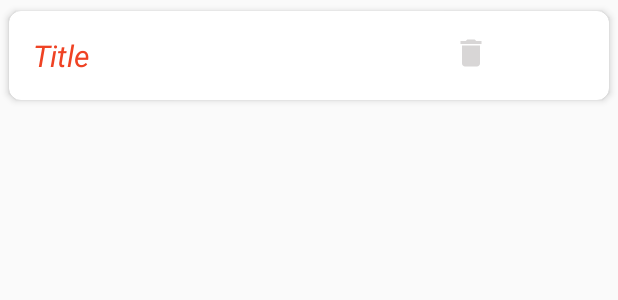
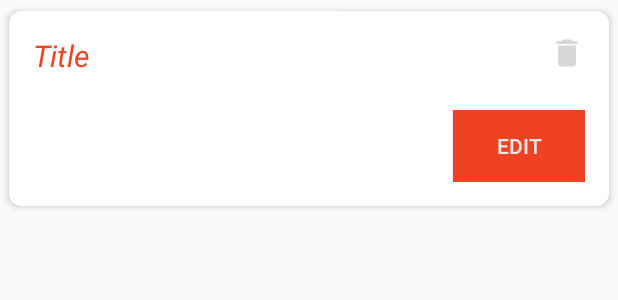
Before and after one commit to shopocus/ecommerce-calculator-app, an Android app: the layout title_rows.xml on its own in the app's theme, with its tools: preview values and no code run, on a phone screen of 412 x 824 dp. Shown: the top 300 px of the screen. Run offline under Robolectric (Android 15) with nearby library versions, the phone set to English and light mode, and no system bars; network calls fail.

Commit message:
update save data's title

```diff
--- a/app/src/main/java/com/ecommerce/calculator/fragments/saved.java
+++ b/app/src/main/java/com/ecommerce/calculator/fragments/saved.java
@@ -14,6 +14,7 @@ import com.ecommerce.calculator.adapter.TitleAdapter;
 import com.ecommerce.calculator.R;
 import java.util.List;
 import com.ecommerce.calculator.api.RetrofitClient;
+import com.ecommerce.calculator.models.DeleteDataResponse;
 import com.ecommerce.calculator.models.savedTitleResponse;
 import com.ecommerce.calculator.storage.SharedPrefManager;
 import androidx.annotation.NonNull;
@@ -93,6 +94,6 @@ public class saved extends Fragment {
     @Override
     public void onResume() {
         super.onResume();
-        onViewCreated(getView(),null);
+        onViewCreated(getView(), null);
     }
 }
--- a/app/src/main/res/layout/title_rows.xml
+++ b/app/src/main/res/layout/title_rows.xml
@@ -9,31 +9,43 @@
     app:cardElevation="3dp"
     app:cardUseCompatPadding="true">
 
-    <RelativeLayout
+    <androidx.constraintlayout.widget.ConstraintLayout
         android:layout_width="match_parent"
         android:layout_height="match_parent"
         android:padding="16dp">
 
         <TextView
-            android:layout_width="270dp"
-            android:layout_height="wrap_content"
             android:id="@+id/title"
+            android:layout_width="match_parent"
+            android:layout_height="50dp"
             android:text="Title"
             android:textColor="@color/colorPrimary"
             android:textSize="20sp"
-            android:textStyle="italic" />
+            android:textStyle="italic"
+            app:layout_constraintStart_toStartOf="parent"
+            app:layout_constraintTop_toTopOf="parent" />
 
         <ImageButton
             android:id="@+id/delete"
             android:layout_width="wrap_content"
             android:layout_height="wrap_content"
+            android:layout_toEndOf="@+id/title"
+            android:layout_toRightOf="@+id/title"
             android:background="@null"
             android:src="@drawable/ic_delete"
-            android:layout_toRightOf="@+id/title"
-            android:layout_toEndOf="@+id/title"
-            android:layout_marginLeft="10dp"
-            android:layout_marginStart="10dp"/>
+            app:layout_constraintEnd_toEndOf="parent"
+            app:layout_constraintTop_toTopOf="parent" />
 
-    </RelativeLayout>
+        <Button
+            android:id="@+id/edit_button"
+            android:layout_width="wrap_content"
+            android:layout_height="wrap_content"
+            android:background="@color/colorPrimary"
+            android:text="EDIT"
+            android:textColor="@color/light_grey"
+            app:layout_constraintEnd_toEndOf="parent"
+            app:layout_constraintTop_toBottomOf="@+id/title" />
+
+    </androidx.constraintlayout.widget.ConstraintLayout>
 
 </androidx.cardview.widget.CardView>
```
Also changed, not shown: app/src/main/java/com/ecommerce/calculator/adapter/TitleAdapter.java (+56 -1 lines), app/src/main/java/com/ecommerce/calculator/api/Api.java (+11 -0 lines).
